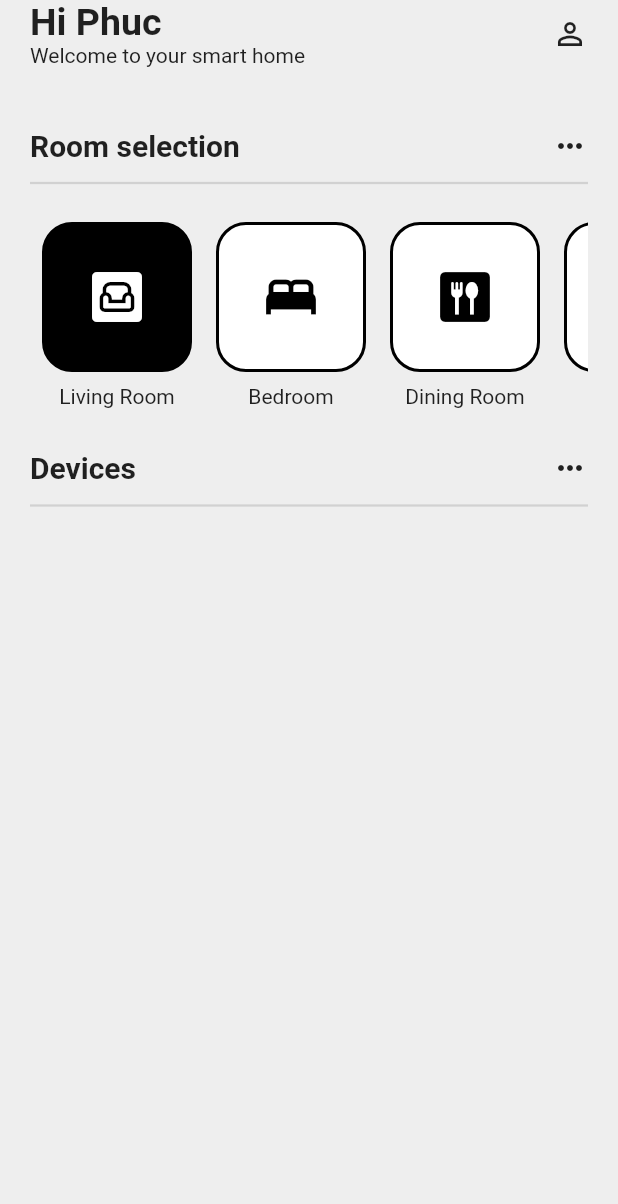
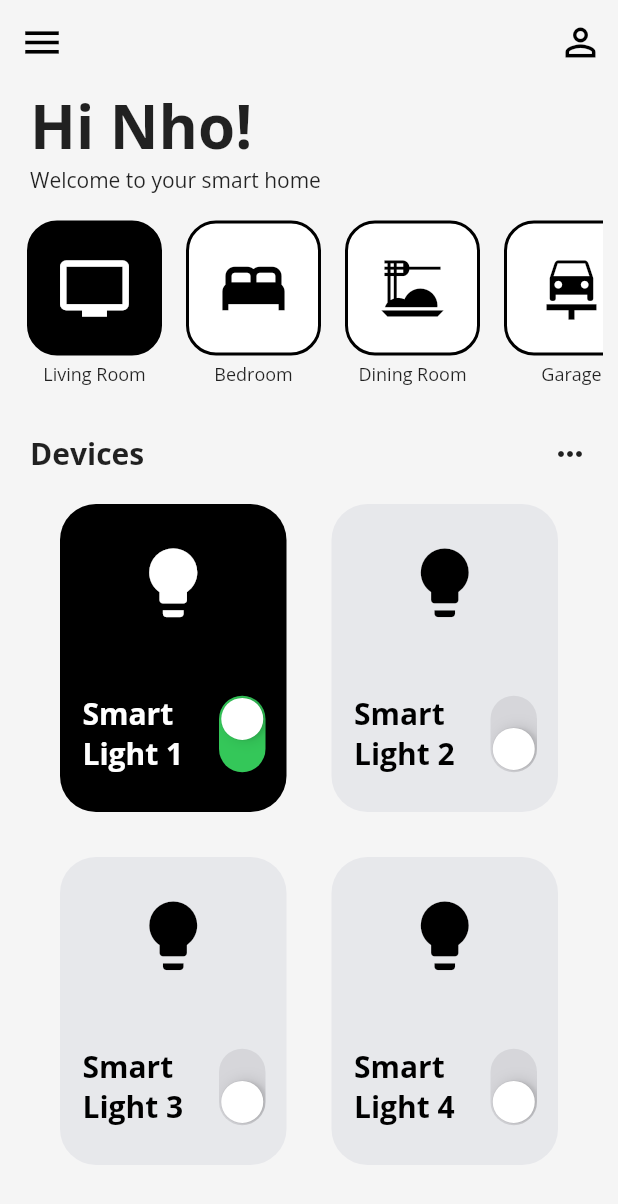
Before and after one commit to kiettran9302/multidisciplinary_smarthome, a Flutter app: the screen it shows after launch, on a phone screen of 412 x 824 dp. Shown: the top 1204 px of the screen. Run offline on Flutter 3.47's test engine with Material 2 defaults, Android fonts, the light colour scheme and no system bars; our stand-ins replace google_fonts.

Commit message:
basic frame complete

```diff
--- a/lib/components/room_box.dart
+++ b/lib/components/room_box.dart
@@ -21,7 +21,7 @@ class _RoomBoxState extends State<RoomBox> {
   Widget build(BuildContext context) {
     return Container(
       margin: const EdgeInsets.all(8.0),
-      width: 100,
+      width: 90,
       child: Column(
         children: [
           Container(
@@ -31,20 +31,20 @@ class _RoomBoxState extends State<RoomBox> {
               borderRadius: BorderRadius.circular(20),
               color: widget.isActive ? Colors.black : Colors.white,
             ),
-            height: 100.0,
+            height: 90.0,
             width: 100,
             child: Icon(
               widget.roomIcon,
               color: widget.isActive ? Colors.white : Colors.black,
-              size: 40,
+              size: 50,
             ),
           ),
           Padding(
-            padding: const EdgeInsets.all(8.0),
+            padding: const EdgeInsets.all(4.0),
             child: Text(
               widget.roomName,
               style: const TextStyle(
-                fontSize: 14.0,
+                fontSize: 12.0,
               ),
             ),
           ),
--- /dev/null
+++ b/lib/components/smart_device_box.dart
@@ -0,0 +1,73 @@
+import 'dart:math';
+
+import 'package:flutter/cupertino.dart';
+import 'package:flutter/material.dart';
+import 'package:google_fonts/google_fonts.dart';
+
+class SmartDeviceBox extends StatelessWidget {
+  final String smartDeviceName;
+  final IconData icon;
+  final bool powerOn;
+  void Function(bool)? onChanged;
+
+  SmartDeviceBox({
+    super.key,
+    required this.smartDeviceName,
+    required this.icon,
+    required this.powerOn,
+    required this.onChanged,
+  });
+
+  @override
+  Widget build(BuildContext context) {
+    return Padding(
+      padding: const EdgeInsets.all(15.0),
+      child: Container(
+        decoration: BoxDecoration(
+          borderRadius: BorderRadius.circular(24),
+          color: powerOn ? Colors.black : Color.fromARGB(44, 164, 167, 189),
+        ),
+        child: Padding(
+          padding: const EdgeInsets.symmetric(vertical: 25.0),
+          child: Column(
+            mainAxisAlignment: MainAxisAlignment.spaceBetween,
+            children: [
+              // icon
+              Icon(
+                icon,
+                size: 55,
+                color: powerOn ? Colors.white : Colors.black,
+              ),
+
+              // smart device name + switch
+              Row(
+                children: [
+                  Expanded(
+                    child: Padding(
+                      padding: const EdgeInsets.only(left: 15.0),
+                      child: Text(
+                        smartDeviceName,
+                        style: TextStyle(
+                          fontWeight: FontWeight.bold,
+                          fontSize: 20,
+                          color: powerOn ? Colors.white : Colors.black,
+                        ),
+                      ),
+                    ),
+                  ),
+                  Transform.rotate(
+                    angle: 3 * pi / 2,
+                    child: CupertinoSwitch(
+                      value: powerOn,
+                      onChanged: onChanged,
+                    ),
+                  ),
+                ],
+              )
+            ],
+          ),
+        ),
+      ),
+    );
+  }
+}
--- a/lib/main.dart
+++ b/lib/main.dart
@@ -1,5 +1,6 @@
 import 'package:flutter/material.dart';
 import './pages/home_page.dart';
+import 'package:google_fonts/google_fonts.dart';
 
 void main() {
   runApp(const MyApp());
@@ -10,6 +11,11 @@ class MyApp extends StatelessWidget {
 
   @override
   Widget build(BuildContext context) {
-    return MaterialApp(debugShowCheckedModeBanner: false, home: HomePage());
+    return MaterialApp(
+        theme: ThemeData(
+            primarySwatch: Colors.grey,
+            textTheme: GoogleFonts.openSansTextTheme()),
+        debugShowCheckedModeBanner: false,
+        home: HomePage());
   }
 }
--- a/lib/pages/home_page.dart
+++ b/lib/pages/home_page.dart
@@ -1,5 +1,6 @@
 import 'package:flutter/material.dart';
 import 'package:flutter_smarthome/pages/settings_page.dart';
+import '../components/smart_device_box.dart';
 import '../components/room_box.dart';
 
 class HomePage extends StatefulWidget {
@@ -10,6 +11,7 @@ class HomePage extends StatefulWidget {
 }
 
 class _HomePageState extends State<HomePage> {
+  String activeUser = "Nho";
   List<bool> isActiveList = [true, false, false, false];
   void updateIsActive(int index) {
     setState(() {
@@ -24,17 +26,48 @@ class _HomePageState extends State<HomePage> {
     });
   }
 
+  List mySmartDevices = [
+    // [ smartDeviceName, iconPath , powerStatus ]
+    ["Smart Light 1", Icons.lightbulb, true],
+    ["Smart Light 2", Icons.lightbulb, false],
+    ["Smart Light 3", Icons.lightbulb, false],
+    ["Smart Light 4", Icons.lightbulb, false],
+  ];
+
+  // power button switched
+  void powerSwitchChanged(bool value, int index) {
+    setState(() {
+      mySmartDevices[index][2] = value;
+    });
+  }
+
   void _navigateToSettings() => {
-        Navigator.push(
-            context, MaterialPageRoute(builder: (context) => SettingPage()))
+        Navigator.push(context,
+            MaterialPageRoute(builder: (context) => const SettingPage()))
       };
   @override
   Widget build(BuildContext context) {
     return Scaffold(
-      backgroundColor: Colors.grey[200],
+      appBar: AppBar(
+        leading: const Icon(
+          Icons.menu_outlined,
+          size: 30,
+        ),
+        actions: [
+          GestureDetector(
+              onTap: _navigateToSettings,
+              child: const Padding(
+                padding: EdgeInsets.only(right: 10.0),
+                child: Icon(Icons.person_outline, size: 30),
+              ))
+        ],
+        backgroundColor: Colors.transparent,
+        elevation: 0.0,
+      ),
+      backgroundColor: Colors.grey[100],
       body: SafeArea(
         child: Column(crossAxisAlignment: CrossAxisAlignment.start, children: [
-          // app bar
+          // hello text
           Padding(
             padding: const EdgeInsets.symmetric(horizontal: 20.0),
             child: Row(
@@ -44,47 +77,20 @@ class _HomePageState extends State<HomePage> {
                   crossAxisAlignment: CrossAxisAlignment.start,
                   // ignore: prefer_const_literals_to_create_immutables
                   children: [
-                    const Text(
-                      "Hi Phuc",
-                      style:
-                          TextStyle(fontWeight: FontWeight.bold, fontSize: 25),
+                    Text(
+                      "Hi $activeUser!",
+                      style: const TextStyle(
+                          fontSize: 40, fontWeight: FontWeight.bold),
                     ),
                     const Text("Welcome to your smart home"),
                   ],
                 ),
-                GestureDetector(
-                    onTap: () => print("clicked icon"),
-                    child: GestureDetector(
-                        onTap: _navigateToSettings,
-                        child: const Icon(Icons.person_outline)))
               ],
             ),
           ),
+          // active rooms
           Padding(
-            padding: EdgeInsets.only(top: 40, bottom: 5, left: 20, right: 20),
-            child: Row(
-              mainAxisAlignment: MainAxisAlignment.spaceBetween,
-              children: [
-                const Text(
-                  "Room selection",
-                  style: TextStyle(fontWeight: FontWeight.bold, fontSize: 20),
-                ),
-                GestureDetector(
-                  // placeholder
-                  child: Icon(Icons.more_horiz),
-                  onTap: () => print("Clicked on here"),
-                )
-              ],
-            ),
-          ),
-          const Padding(
-            padding: EdgeInsets.symmetric(horizontal: 20.0),
-            child: Divider(
-              thickness: 1.5,
-            ),
-          ),
-          Padding(
-            padding: const EdgeInsets.symmetric(horizontal: 20.0, vertical: 10),
+            padding: const EdgeInsets.only(left: 10.0, right: 10.0, top: 10),
             child: SizedBox(
               height: 150,
               child: ListView(
@@ -93,7 +99,7 @@ class _HomePageState extends State<HomePage> {
                   GestureDetector(
                     onTap: () => updateIsActive(0),
                     child: RoomBox(
-                      roomIcon: Icons.living,
+                      roomIcon: Icons.tv,
                       roomName: "Living Room",
                       isActive: isActiveList[0],
                     ),
@@ -109,7 +115,7 @@ class _HomePageState extends State<HomePage> {
                   GestureDetector(
                     onTap: () => updateIsActive(2),
                     child: RoomBox(
-                      roomIcon: Icons.dining,
+                      roomIcon: Icons.dinner_dining,
                       roomName: "Dining Room",
                       isActive: isActiveList[2],
                     ),
@@ -117,7 +123,7 @@ class _HomePageState extends State<HomePage> {
                   GestureDetector(
                     onTap: () => updateIsActive(3),
                     child: RoomBox(
-                      roomIcon: Icons.garage,
+                      roomIcon: Icons.car_repair,
                       roomName: "Garage",
                       isActive: isActiveList[3],
                     ),
@@ -127,7 +133,7 @@ class _HomePageState extends State<HomePage> {
             ),
           ),
           Padding(
-            padding: EdgeInsets.only(bottom: 5, left: 20, right: 20),
+            padding: const EdgeInsets.only(bottom: 5, left: 20, right: 20),
             child: Row(
               mainAxisAlignment: MainAxisAlignment.spaceBetween,
               children: [
@@ -143,12 +149,25 @@ class _HomePageState extends State<HomePage> {
               ],
             ),
           ),
-          const Padding(
-            padding: EdgeInsets.symmetric(horizontal: 20.0),
-            child: Divider(
-              thickness: 1.5,
+          Expanded(
+            child: GridView.builder(
+              itemCount: 4,
+              physics: const NeverScrollableScrollPhysics(),
+              padding: const EdgeInsets.symmetric(horizontal: 25),
+              gridDelegate: const SliverGridDelegateWithFixedCrossAxisCount(
+                crossAxisCount: 2,
+                childAspectRatio: 1 / 1.3,
+              ),
+              itemBuilder: (context, index) {
+                return SmartDeviceBox(
+                  smartDeviceName: mySmartDevices[index][0],
+                  icon: mySmartDevices[index][1],
+                  powerOn: mySmartDevices[index][2],
+                  onChanged: (value) => powerSwitchChanged(value, index),
+                );
+              },
             ),
-          ),
+          )
 
           // devices
         ]),
--- a/lib/pages/settings_page.dart
+++ b/lib/pages/settings_page.dart
@@ -16,7 +16,7 @@ class SettingPage extends StatelessWidget {
             children: [
               GestureDetector(
                   onTap: () => Navigator.pop(context),
-                  child: Icon(Icons.arrow_back_ios_new)),
+                  child: Icon(Icons.arrow_back)),
               Column(
                 crossAxisAlignment: CrossAxisAlignment.end,
                 // ignore: prefer_const_literals_to_create_immutables
--- a/pubspec.yaml
+++ b/pubspec.yaml
@@ -35,6 +35,7 @@ dependencies:
   # The following adds the Cupertino Icons font to your application.
   # Use with the CupertinoIcons class for iOS style icons.
   cupertino_icons: ^1.0.2
+  google_fonts: 2.1.0
 
 dev_dependencies:
   flutter_test:
```
Also changed, not shown: pubspec.lock, 7 other files.
